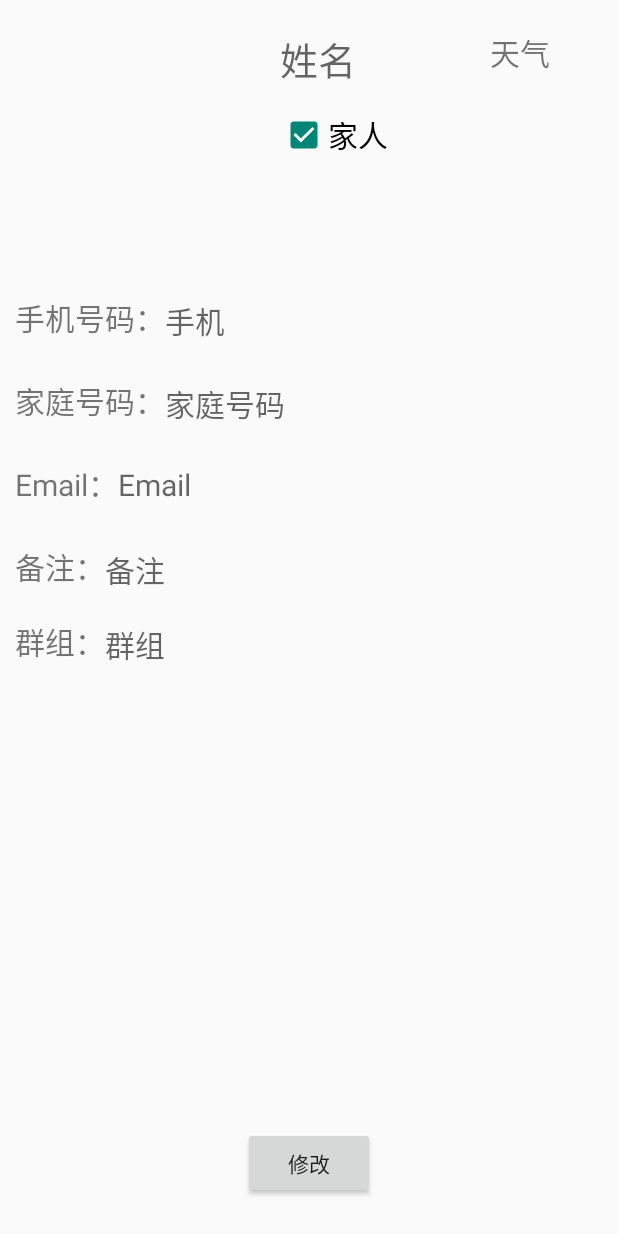
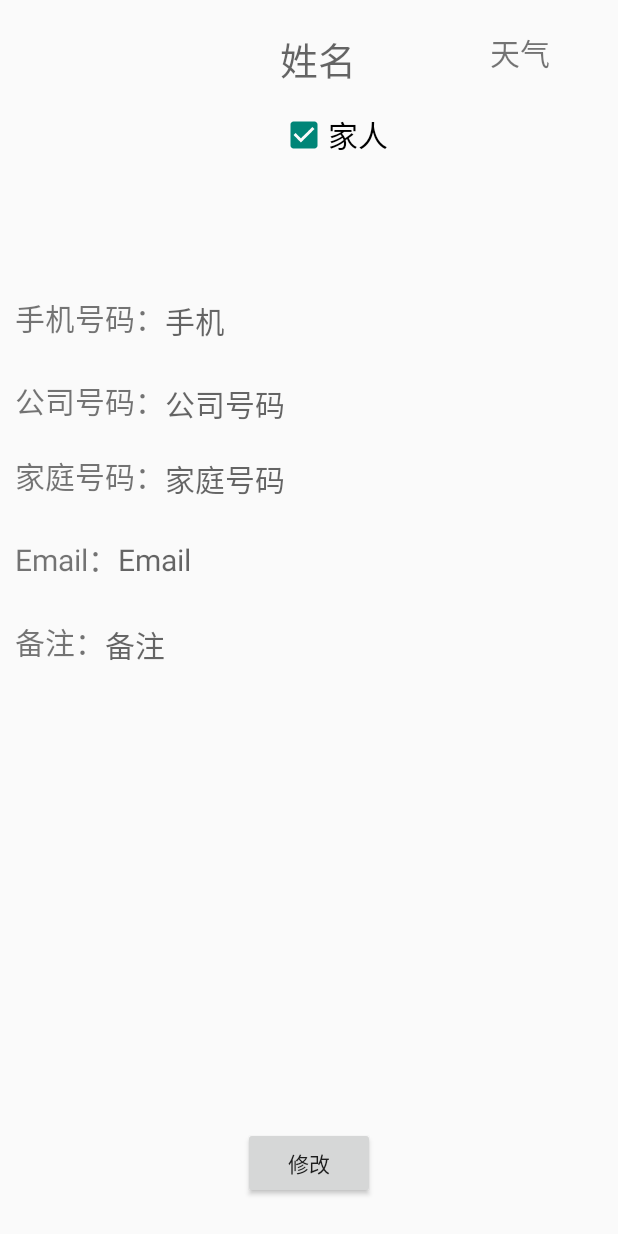
Before and after one commit to cooljacket/FamilyContactsList, an Android app: the PeopleDetail screen opened directly, with no data from a screen before it, on a phone screen of 412 x 824 dp. Run offline under Robolectric (Android 15) with nearby library versions, the phone set to English and light mode, and no system bars; 7 statements that could not run were skipped.

Commit message:
啊哈哈哈哈，更新做完了

```diff
--- a/app/src/main/java/hw/happyjacket/com/familycontactlist/PeopleDetail.java
+++ b/app/src/main/java/hw/happyjacket/com/familycontactlist/PeopleDetail.java
@@ -37,7 +37,7 @@ public class PeopleDetail extends AppCompatActivity {
     TextView name;
     TextView mobilephone;
     TextView homephone;
-    TextView group;
+    TextView workPhone;
     TextView email;
     TextView remark;
     TextView position;
@@ -63,6 +63,9 @@ public class PeopleDetail extends AppCompatActivity {
         newmap.put("contactName", name.getText());
         newmap.put("contactPhone", mobilephone.getText());
         newmap.put("contactPhoto",imagePic);
+        newmap.put("contactID",map.get("contactID"));
+        newmap.put("contactHome",homephone.getText());
+        newmap.put("contactWork",workPhone.getText());
         newmap.put("contactEmail",email.getText());
         newmap.put("contactRemark",remark.getText());
         return newmap;
@@ -87,10 +90,10 @@ public class PeopleDetail extends AppCompatActivity {
         pic=(ImageView) this.findViewById(R.id.p_img);
         name=(TextView)this.findViewById(R.id.p_name);
         mobilephone=(TextView)this.findViewById(R.id.p_mobilephone);
-//        homephone=(TextView)this.findViewById(R.id.p_homephone);
+        homephone=(TextView)this.findViewById(R.id.p_homephone);
         email=(TextView)this.findViewById(R.id.p_email);
         remark=(TextView)this.findViewById(R.id.p_remark);
-//        group=(TextView)this.findViewById(R.id.p_group);
+        workPhone=(TextView)this.findViewById(R.id.p_workphone);
 
         position=(TextView)this.findViewById(R.id.position);
         showDetail();
@@ -135,8 +138,8 @@ public class PeopleDetail extends AppCompatActivity {
 
         name.setText(map.get("contactName").toString());
         mobilephone.setText(map.get("contactPhone").toString());
-        //        homephone.setText(map.get("contactHome").toString());
-        //        group.setText(map.get("contactGroup").toString());
+        homephone.setText(map.get("contactHome").toString());
+        workPhone.setText(map.get("contactWork").toString());
         email.setText(map.get("contactEmail").toString());
         remark.setText(map.get("contactRemark").toString());
 
--- a/app/src/main/res/layout/people_detail.xml
+++ b/app/src/main/res/layout/people_detail.xml
@@ -124,6 +124,31 @@
                 android:layout_width="fill_parent"
                 android:layout_height="wrap_content"
                 android:orientation="horizontal"
+                android:layout_marginLeft="10dp"
+                android:layout_marginBottom="10dp"
+                android:layout_marginRight="10dp"
+                android:layout_marginTop="10dp"
+                >
+                <TextView
+                    android:layout_width="wrap_content"
+                    android:layout_height="wrap_content"
+                    android:text="公司号码："
+                    android:textSize="20dp"
+                    ></TextView>
+                <TextView
+                    android:layout_width="fill_parent"
+                    android:layout_height="wrap_content"
+                    android:id="@+id/p_workphone"
+                    android:textSize="20dp"
+                    android:gravity="top"
+                    android:hint="公司号码"
+                    android:phoneNumber="true"
+                    />
+            </LinearLayout>
+            <LinearLayout
+                android:layout_width="fill_parent"
+                android:layout_height="wrap_content"
+                android:orientation="horizontal"
                 android:layout_marginTop="10dp"
                 android:layout_marginLeft="10dp"
                 android:layout_marginBottom="15dp"
@@ -195,30 +220,7 @@
                     android:hint="备注"
                     />
             </LinearLayout>
-            <LinearLayout
-                android:layout_width="fill_parent"
-                android:layout_height="wrap_content"
-                android:orientation="horizontal"
-                android:layout_marginLeft="10dp"
-                android:layout_marginBottom="10dp"
-                android:layout_marginRight="10dp"
-                android:layout_marginTop="10dp"
-                >
-                <TextView
-                    android:layout_width="wrap_content"
-                    android:layout_height="wrap_content"
-                    android:text="群组："
-                    android:textSize="20dp"
-                    ></TextView>
-                <TextView
-                    android:layout_width="fill_parent"
-                    android:layout_height="wrap_content"
-                    android:id="@+id/p_group"
-                    android:textSize="20dp"
-                    android:gravity="top"
-                    android:hint="群组"
-                    />
-            </LinearLayout>
+
             <TextView
                 android:layout_width="fill_parent"
                 android:layout_height="wrap_content"
```
Also changed, not shown: app/src/main/java/hw/happyjacket/com/familycontactlist/ChangePeopleDetail.java (+95 -5 lines), app/src/main/java/hw/happyjacket/com/familycontactlist/TabContactsFragment.java (+44 -8 lines), app/src/main/res/layout/edit_people_detail.xml (+23 -0 lines).
